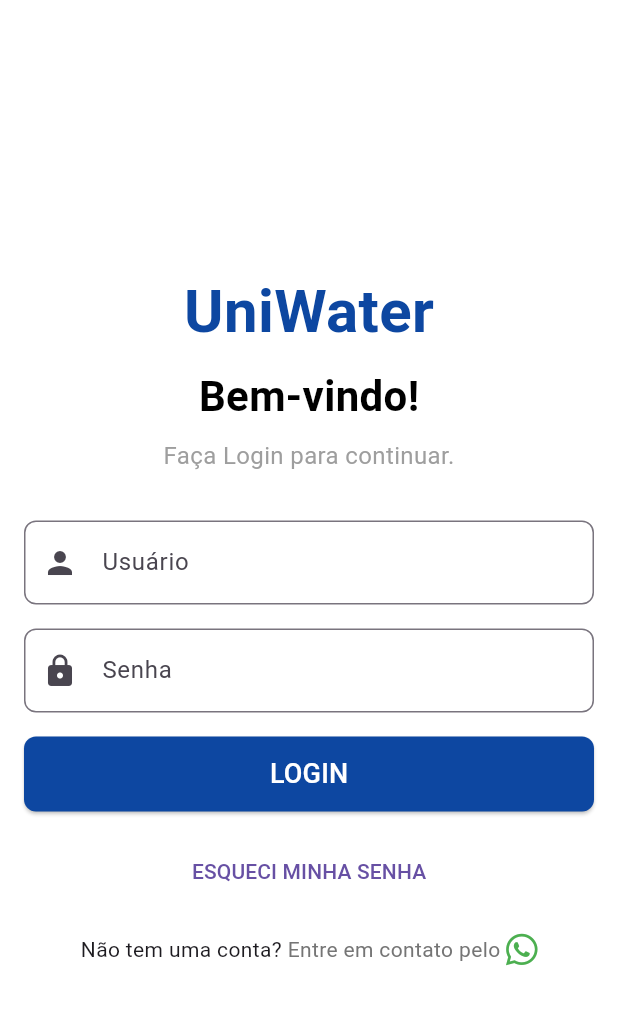
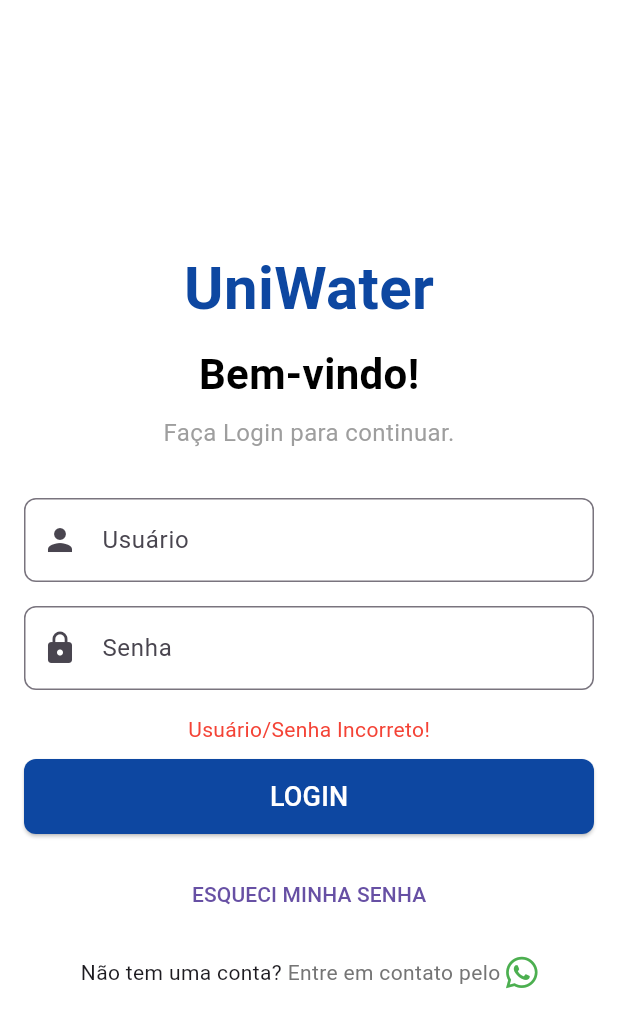
Before and after one commit to gbrribeiro/uniwater_client, a Flutter app: the screen it shows after launch, after a tap on "LOGIN", on a phone screen of 412 x 824 dp. Shown: the top 1028 px of the screen. Run offline on Flutter 3.47's test engine with Material 3 defaults, Android fonts, the phone set to English and light mode, and no system bars; our stand-ins replace font_awesome_flutter; network calls fail.

Commit message:
added integration

```diff
--- /dev/null
+++ b/lib/Globals.dart
@@ -0,0 +1,3 @@
+import 'package:irrigacao/Services/ApiService.dart';
+
+ApiService apiService = ApiService();
--- /dev/null
+++ b/lib/Services/ApiService.dart
@@ -0,0 +1,70 @@
+import 'dart:convert';
+import 'package:http/http.dart' as http;
+import 'package:irrigacao/Models/StreamingData.dart';
+import 'package:irrigacao/Models/SystemParameters.dart';
+import 'package:irrigacao/Models/User.dart';
+
+class ApiService {
+  final String baseUrl = "http://15.228.58.104:80";
+  String apiKey = "";
+
+  // Método GET
+  Future<StreamingData?> getStreamingData() async {
+    try {
+      final response =
+          await http.get(Uri.parse('$baseUrl/api/v1/StreamingData'));
+
+      if (response.statusCode == 200) {
+        return StreamingData.fromJson(jsonDecode(response.body));
+      } else {
+        throw Exception('Erro ao buscar dados: ${response.statusCode}');
+      }
+    } catch (e) {
+      print('Erro: $e');
+      return null;
+    }
+  }
+
+  // Método POST
+  // Future<bool> postSystemConfig(SystemParameters params) async {
+  //   try {
+  //     final response = await http.post(
+  //       Uri.parse('$baseUrl/api/v1/System'),
+  //       headers: {"Content-Type": "application/json"},
+  //       body: jsonEncode(data),
+  //     );
+
+  //     if (response.statusCode == 201) {
+  //       return jsonDecode(response.body);
+  //     } else {
+  //       throw Exception('Erro ao enviar dados: ${response.statusCode}');
+  //     }
+  //   } catch (e) {
+  //     print('Erro: $e');
+  //     return null;
+  //   }
+  // }
+
+  //Autenticar
+  Future authenticate(String login, String password) async {
+    Map<String, String> body = {"username": login, "password": password};
+
+    try {
+      final response = await http.Client().post(
+        Uri.parse('$baseUrl/api/v1/Identity/Login'),
+        headers: {"Content-Type": "application/json"},
+        body: jsonEncode(
+            <String, String>{"username": login, "password": password}),
+      );
+
+      if (response.statusCode == 200) {
+        apiKey = response.body;
+      } else {
+        throw Exception('Erro ao enviar dados: ${response.statusCode}');
+      }
+    } catch (e) {
+      print('Erro: $e');
+      return null;
+    }
+  }
+}
--- /dev/null
+++ b/lib/Services/HttpOverride.dart
@@ -0,0 +1,11 @@
+import 'dart:io';
+import 'package:http/http.dart' as http;
+
+class CustomHttpOverrides extends HttpOverrides {
+  @override
+  HttpClient createHttpClient(SecurityContext? context) {
+    return super.createHttpClient(context)
+      ..badCertificateCallback =
+          (X509Certificate cert, String host, int port) => true;
+  }
+}
--- /dev/null
+++ b/lib/Views/LoginPageView.dart
@@ -0,0 +1,162 @@
+import 'package:flutter/material.dart';
+import 'package:font_awesome_flutter/font_awesome_flutter.dart';
+import 'package:irrigacao/Globals.dart';
+import 'package:irrigacao/inicial.dart';
+
+class LoginPageView extends StatefulWidget {
+  const LoginPageView({super.key});
+
+  @override
+  State<LoginPageView> createState() => _LoginPageViewState();
+}
+
+class _LoginPageViewState extends State<LoginPageView> {
+  final TextEditingController _usernameController = TextEditingController();
+  final TextEditingController _passwordController = TextEditingController();
+
+  bool isWrongUser = false;
+
+  void testaLogin(String nome, String senha, BuildContext context) async {
+    await apiService.authenticate(nome, senha);
+    if (apiService.apiKey != "") {
+      setState(() {
+        isWrongUser = false;
+      });
+      //TODO: CHANGE
+      Navigator.push(
+          context, MaterialPageRoute(builder: (context) => principal()));
+    } else {
+      //ERRO DE USUARIO NAO EXISTE
+      setState(() {
+        isWrongUser = true;
+      });
+    }
+  }
+
+  @override
+  Widget build(BuildContext context) {
+    return Column(
+      mainAxisAlignment: MainAxisAlignment.center,
+      children: [
+        // Logo UniWater
+        Text(
+          'UniWater',
+          style: TextStyle(
+            fontSize: 40,
+            fontWeight: FontWeight.bold,
+            color: Colors.blue[900],
+          ),
+        ),
+        const SizedBox(height: 8),
+        const Text(
+          'Bem-vindo!',
+          style: TextStyle(
+            fontSize: 28,
+            fontWeight: FontWeight.bold,
+            color: Colors.black,
+          ),
+        ),
+        const SizedBox(height: 8),
+        const Text(
+          'Faça Login para continuar.',
+          style: TextStyle(fontSize: 16, color: Colors.grey),
+        ),
+        const SizedBox(height: 32),
+
+        // Campo de Usuário
+        TextField(
+          controller: _usernameController,
+          decoration: InputDecoration(
+            labelText: 'Usuário',
+            prefixIcon: const Icon(Icons.person),
+            border: OutlineInputBorder(
+              borderRadius: BorderRadius.circular(8),
+            ),
+          ),
+        ),
+        const SizedBox(height: 16),
+
+        // Campo de Senha
+        TextField(
+          controller: _passwordController,
+          obscureText: true,
+          decoration: InputDecoration(
+            labelText: 'Senha',
+            prefixIcon: const Icon(Icons.lock),
+            border: OutlineInputBorder(
+              borderRadius: BorderRadius.circular(8),
+            ),
+          ),
+        ),
+        const SizedBox(height: 16),
+
+        if (isWrongUser == true) ...[
+          const Text(
+            "Usuário/Senha Incorreto!",
+            style: TextStyle(color: Colors.red),
+          ),
+          const SizedBox(height: 10),
+        ],
+
+        // Botão de Login
+        ElevatedButton(
+          onPressed: () {
+            // Ação ao pressionar o botão de login
+            String nome = _usernameController.text;
+            String senha = _passwordController.text;
+
+            testaLogin(nome, senha, context);
+          },
+          style: ElevatedButton.styleFrom(
+            backgroundColor: Colors.blue[900],
+            minimumSize: Size(double.infinity, 50),
+            shape: RoundedRectangleBorder(
+              borderRadius: BorderRadius.circular(8),
+            ),
+          ),
+          child: const Text(
+            'LOGIN',
+            style: TextStyle(
+              fontSize: 18,
+              color: Colors.white,
+            ),
+          ),
+        ),
+        const SizedBox(height: 16),
+
+        // Esqueci Minha Senha
+        TextButton(
+          onPressed: () {
+            // Ação para "Esqueci minha senha"
+            print('Esqueci minha senha');
+          },
+          child: const Text('ESQUECI MINHA SENHA'),
+        ),
+        const SizedBox(height: 16),
+
+        // Entrar em contato via WhatsApp
+        Row(
+          mainAxisAlignment: MainAxisAlignment.center,
+          children: [
+            const Text('Não tem uma conta? '),
+            GestureDetector(
+              onTap: () {
+                // Ação para entrar em contato via WhatsApp
+                print('Entrar em contato via WhatsApp');
+              },
+              child: Row(
+                children: [
+                  Text(
+                    'Entre em contato pelo ',
+                    style: TextStyle(color: Colors.grey[600]),
+                  ),
+                  FaIcon(FontAwesomeIcons.whatsapp, color: Colors.green),
+                ],
+              ),
+            ),
+          ],
+        ),
+      ],
+    );
+  }
+}
--- a/lib/main.dart
+++ b/lib/main.dart
@@ -1,5 +1,9 @@
+import 'dart:io';
+
 import 'package:flutter/material.dart';
 import 'package:font_awesome_flutter/font_awesome_flutter.dart';
+import 'package:irrigacao/Services/HttpOverride.dart';
+import 'package:irrigacao/Views/LoginPageView.dart';
 import 'methods.dart';
 
 void main() {
@@ -22,131 +26,13 @@
 }
 
 class _LoginScreenState extends State<LoginScreen> {
-  final TextEditingController _usernameController = TextEditingController();
-  final TextEditingController _passwordController = TextEditingController();
-
   @override
   Widget build(BuildContext context) {
+    HttpOverrides.global = CustomHttpOverrides();
     return Scaffold(
       backgroundColor: Colors.white,
-      body: Padding(
-        padding: const EdgeInsets.all(16.0),
-        child: Column(
-          mainAxisAlignment: MainAxisAlignment.center,
-          children: <Widget>[
-            // Logo UniWater
-            Text(
-              'UniWater',
-              style: TextStyle(
-                fontSize: 40,
-                fontWeight: FontWeight.bold,
-                color: Colors.blue[900],
-              ),
-            ),
-            SizedBox(height: 8),
-            Text(
-              'Bem-vindo!',
-              style: TextStyle(
-                fontSize: 28,
-                fontWeight: FontWeight.bold,
-                color: Colors.black,
-              ),
-            ),
-            SizedBox(height: 8),
-            Text(
-              'Faça Login para continuar.',
-              style: TextStyle(fontSize: 16, color: Colors.grey),
-            ),
-            SizedBox(height: 32),
-
-            // Campo de Usuário
-            TextField(
-              controller: _usernameController,
-              decoration: InputDecoration(
-                labelText: 'Usuário',
-                prefixIcon: Icon(Icons.person),
-                border: OutlineInputBorder(
-                  borderRadius: BorderRadius.circular(8),
-                ),
-              ),
-            ),
-            SizedBox(height: 16),
-
-            // Campo de Senha
-            TextField(
-              controller: _passwordController,
-              obscureText: true,
-              decoration: InputDecoration(
-                labelText: 'Senha',
-                prefixIcon: Icon(Icons.lock),
-                border: OutlineInputBorder(
-                  borderRadius: BorderRadius.circular(8),
-                ),
-              ),
-            ),
-            SizedBox(height: 16),
-
-            // Botão de Login
-            ElevatedButton(
-              onPressed: () {
-                // Ação ao pressionar o botão de login
-                String nome = _usernameController.text;
-                String senha = _passwordController.text;
-
-                testaLogin(nome, senha, context);
-              },
-              style: ElevatedButton.styleFrom(
-                backgroundColor: Colors.blue[900],
-                minimumSize: Size(double.infinity, 50),
-                shape: RoundedRectangleBorder(
-                  borderRadius: BorderRadius.circular(8),
-                ),
-              ),
-              child: Text(
-                'LOGIN',
-                style: TextStyle(
-                  fontSize: 18,
-                  color: Colors.white,
-                ),
-              ),
-            ),
-            SizedBox(height: 16),
-
-            // Esqueci Minha Senha
-            TextButton(
-              onPressed: () {
-                // Ação para "Esqueci minha senha"
-                print('Esqueci minha senha');
-              },
-              child: Text('ESQUECI MINHA SENHA'),
-            ),
-            SizedBox(height: 16),
-
-            // Entrar em contato via WhatsApp
-            Row(
-              mainAxisAlignment: MainAxisAlignment.center,
-              children: [
-                Text('Não tem uma conta? '),
-                GestureDetector(
-                  onTap: () {
-                    // Ação para entrar em contato via WhatsApp
-                    print('Entrar em contato via WhatsApp');
-                  },
-                  child: Row(
-                    children: [
-                      Text(
-                        'Entre em contato pelo ',
-                        style: TextStyle(color: Colors.grey[600]),
-                      ),
-                      FaIcon(FontAwesomeIcons.whatsapp, color: Colors.green),
-                    ],
-                  ),
-                ),
-              ],
-            ),
-          ],
-        ),
-      ),
+      body:
+          Padding(padding: const EdgeInsets.all(16.0), child: LoginPageView()),
     );
   }
 }
--- a/lib/methods.dart
+++ b/lib/methods.dart
@@ -1,13 +1,3 @@
 import 'package:flutter/material.dart';
+import 'package:irrigacao/Globals.dart';
 import 'inicial.dart';
-
-void testaLogin(String nome, String senha, BuildContext context) {
-  if (nome.isEmpty || senha.isEmpty) {
-    // fazer o amostragem de falta dados fdp
-  } else if (nome == "eduardo" && senha == "12345") {
-    Navigator.push(
-        context, MaterialPageRoute(builder: (context) => principal()));
-  } else {
-    // nome ou senha incorreto
-  }
-}
--- a/pubspec.yaml
+++ b/pubspec.yaml
@@ -30,7 +30,7 @@
 dependencies:
   flutter:
     sdk: flutter
-
+  http: ^0.13.5
   font_awesome_flutter: ^10.4.0
 
 
```
Also changed, not shown: lib/Models/StreamingData.dart (added, +31 -0 lines), lib/Models/SystemParameters.dart (added, +31 -0 lines), lib/Models/User.dart (added, +14 -0 lines), pubspec.lock.
